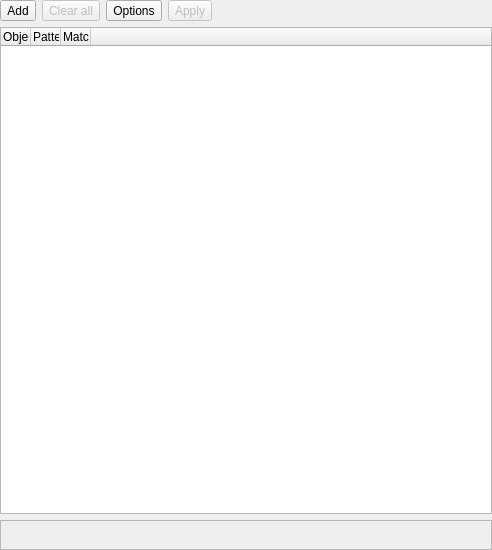
This is libs/libgui/ui/widgets/objectsfilterwidget.ui in pgmodeler/pgmodeler as Qt 5 draws it before an edit. The edited form follows.
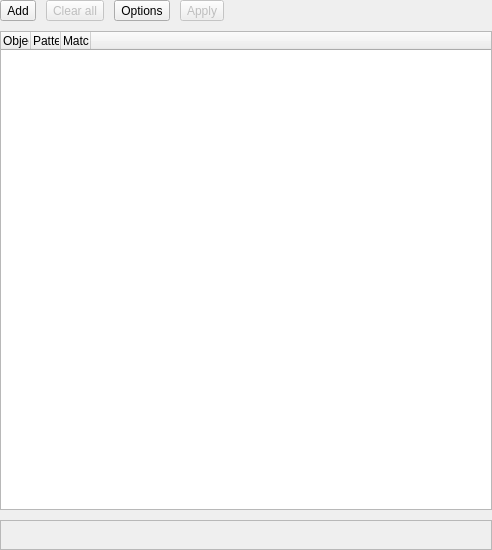
This is the edited form. Icons and pictures are not drawn.

Commit message: Tool buttons resizes and layout spacing adjustments

The edit to the form file:
```diff
--- a/libs/libgui/ui/widgets/objectsfilterwidget.ui
+++ b/libs/libgui/ui/widgets/objectsfilterwidget.ui
@@ -20,6 +20,9 @@
    <string>Form</string>
   </property>
   <layout class="QVBoxLayout" name="verticalLayout">
+   <property name="spacing">
+    <number>10</number>
+   </property>
    <property name="leftMargin">
     <number>0</number>
    </property>
@@ -34,6 +37,9 @@
    </property>
    <item>
     <layout class="QHBoxLayout" name="horizontalLayout_2">
+     <property name="spacing">
+      <number>10</number>
+     </property>
      <item>
       <widget class="QToolButton" name="add_tb">
        <property name="sizePolicy">
@@ -89,8 +95,8 @@
        </property>
        <property name="iconSize">
         <size>
-         <width>22</width>
-         <height>22</height>
+         <width>32</width>
+         <height>32</height>
         </size>
        </property>
        <property name="shortcut">
@@ -121,8 +127,8 @@
        </property>
        <property name="iconSize">
         <size>
-         <width>22</width>
-         <height>22</height>
+         <width>32</width>
+         <height>32</height>
         </size>
        </property>
        <property name="popupMode">
@@ -150,8 +156,8 @@
        </property>
        <property name="iconSize">
         <size>
-         <width>22</width>
-         <height>22</height>
+         <width>32</width>
+         <height>32</height>
         </size>
        </property>
        <property name="shortcut">
@@ -323,16 +329,10 @@
       </property>
       <item row="0" column="0">
        <widget class="QLabel" name="label_6">
-        <property name="minimumSize">
-         <size>
-          <width>24</width>
-          <height>24</height>
-         </size>
-        </property>
         <property name="maximumSize">
          <size>
-          <width>24</width>
-          <height>24</height>
+          <width>32</width>
+          <height>32</height>
          </size>
         </property>
         <property name="text">
@@ -359,7 +359,6 @@
         </property>
         <property name="font">
          <font>
-          <weight>50</weight>
           <bold>false</bold>
           <underline>false</underline>
           <strikeout>false</strikeout>
```
Left out of the diff: 5 changed lines with no effect on the pictures. The commit also changes 26 other files.
